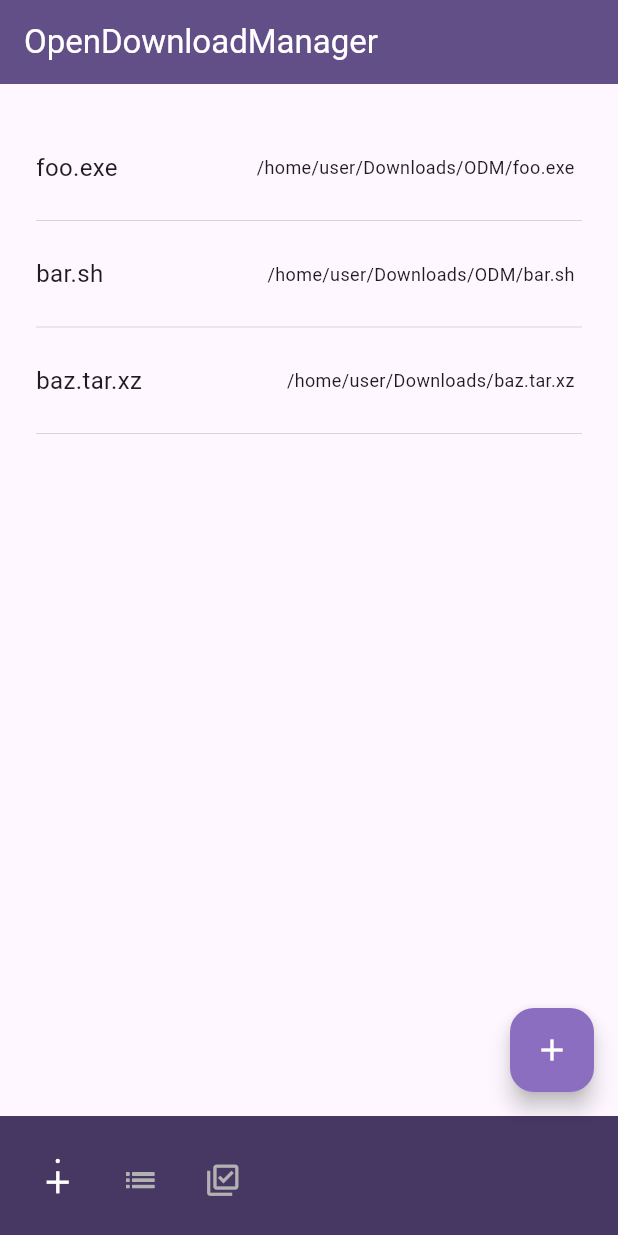
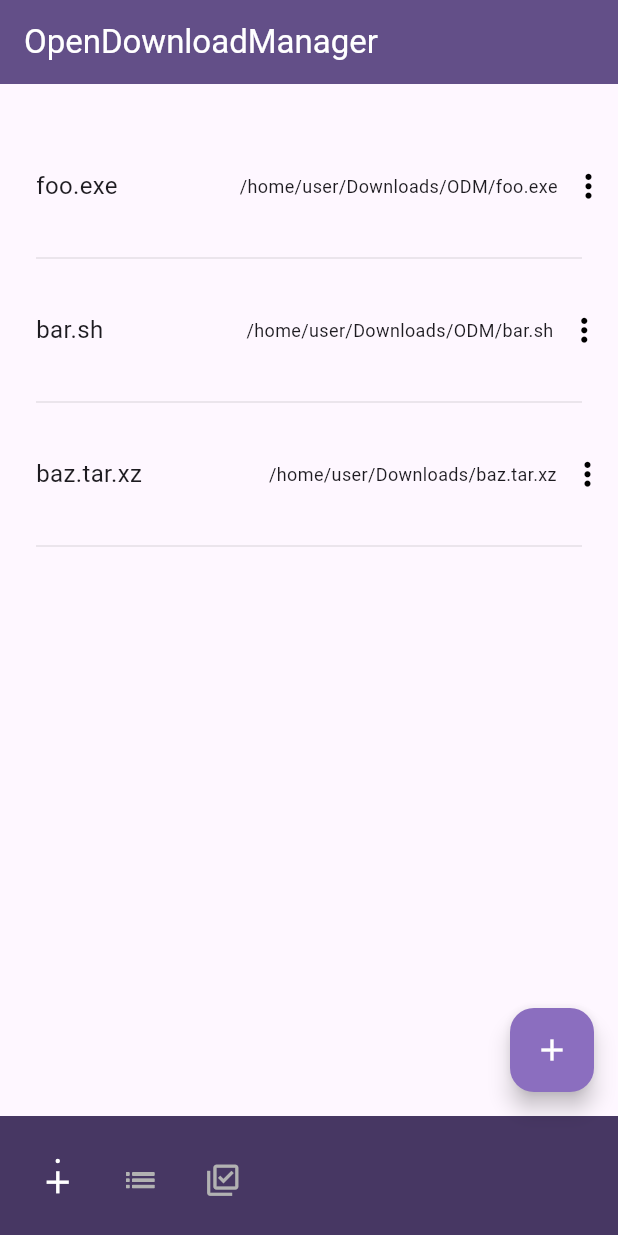
Before and after one commit to aaaamida/midtest, a Flutter app: the screen it shows after launch, on a phone screen of 412 x 824 dp. Run offline on Flutter 3.47's test engine with Material 3 defaults, Android fonts, the phone set to English and light mode, and no system bars.

Commit message:
added more more stuff

```diff
--- a/lib/main.dart
+++ b/lib/main.dart
@@ -105,11 +105,11 @@ class _MyHomePageState extends State<MyHomePage> {
                                         padding: const EdgeInsets.only(top: 5, left: 10, right: 10),
                                         child: Row(
                                                 children: [
-                                                        _navIcon(Icons.add, 0, "Add new download(s)"),
+                                                        _navIcon(Icons.add, 0),
                                                         const SizedBox(width: 30),
-                                                        _navIcon(Icons.list_outlined, 1, "See list of currently ongoing downloads"),
+                                                        _navIcon(Icons.list_outlined, 1),
                                                         const SizedBox(width: 30),
-                                                        _navIcon(Icons.library_add_check_outlined, 2, "See all finished downloads"),
+                                                        _navIcon(Icons.library_add_check_outlined, 2),
                                                 ],
                                         ),
                                 ),
@@ -124,7 +124,7 @@ class _MyHomePageState extends State<MyHomePage> {
                 );
         }
 
-        Widget _navIcon(IconData icon, int index, String? tooltip) {
+        Widget _navIcon(IconData icon, int index) {
                 bool selected = selectedItem == index;
 
                 return GestureDetector(
@@ -148,7 +148,6 @@ class _MyHomePageState extends State<MyHomePage> {
                                                         : const Color(0xFFB2B2B2),
                                                 size: 25,
                                         ),
-                                        Tooltip(message: tooltip)
                                 ],
                         ),
                 );
@@ -169,9 +168,25 @@ class DownloadsListItems extends StatelessWidget {
                                 children: [
                                         const SizedBox(height: 10),
                                         Text(title, style: const TextStyle(fontSize: 16)),
-                                        const Expanded(flex: 6, child: SizedBox(height: 10)),
+                                        const Expanded(flex: 10, child: SizedBox(height: 10)),
                                         Text(path, style: const TextStyle(fontSize: 12)),
-                                        const Expanded(flex: 0, child: SizedBox(height: 10, width: 5))
+                                        Expanded(flex: 2, child: IconButton(onPressed: null, icon: _navIcon(Icons.more_vert_rounded)))
+                                ],
+                        ),
+                );
+        }
+
+        Widget _navIcon(IconData icon) {
+                return GestureDetector(
+                        onTap: null,
+                        child: Column(
+                                mainAxisSize: MainAxisSize.min,
+                                children: [
+                                        Icon(
+                                                icon,
+                                                color: const Color(0xFF000000),
+                                                size: 25,
+                                        ),
                                 ],
                         ),
                 );
```
